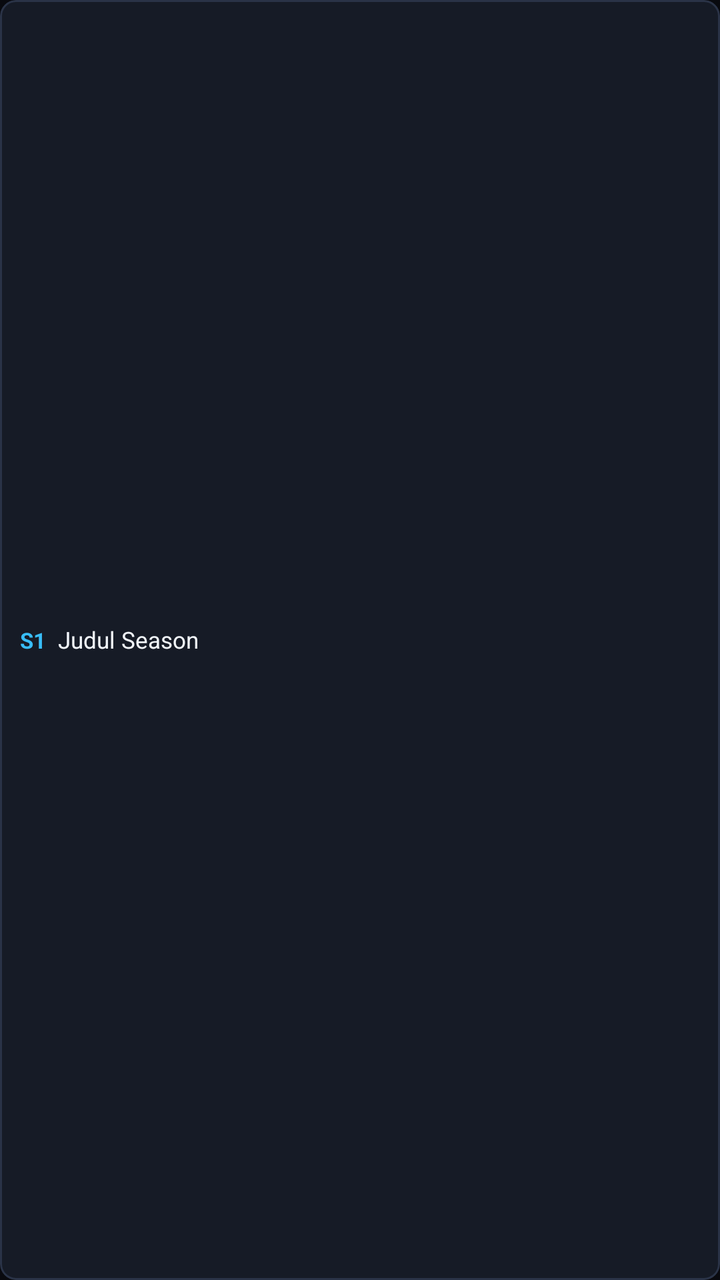
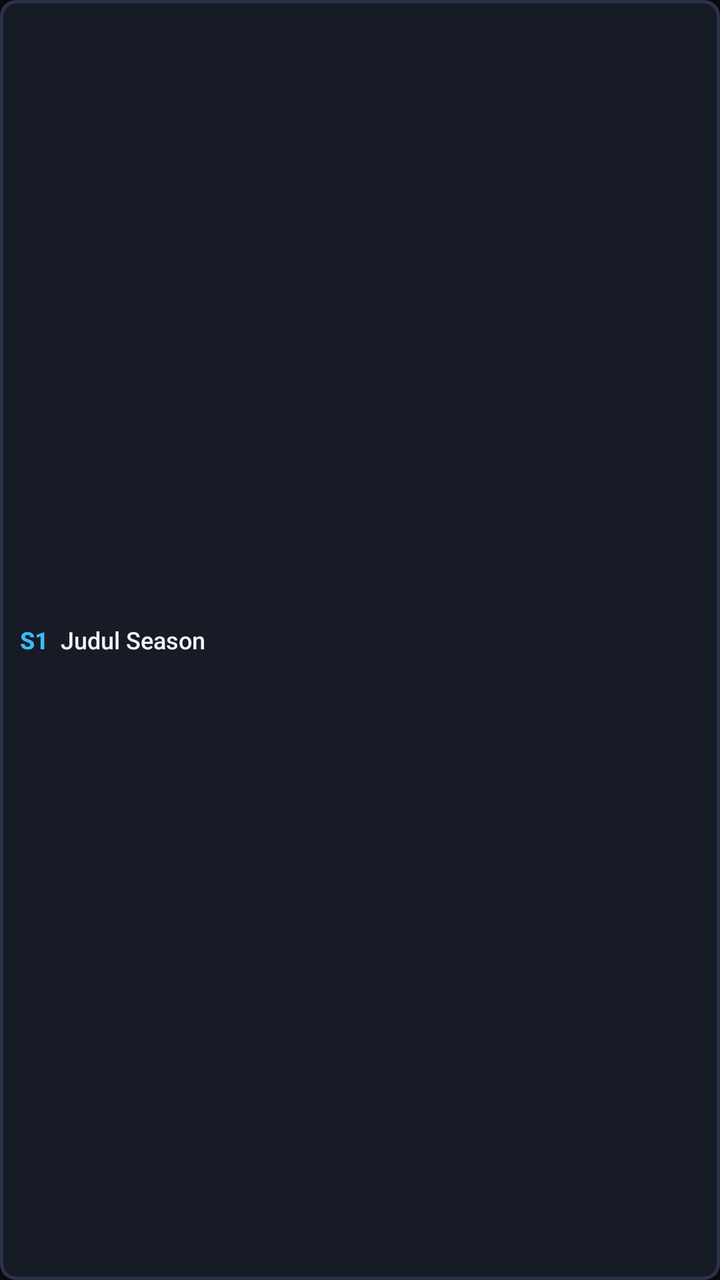

An Android layout rendered at two revisions. The XML below is the earlier revision; the diff shows what the commit changed to produce the second picture.
<!-- AndroidManifest.xml: application theme Theme.Tatap -->
<!-- res/layout/item_season_chip.xml -->
<?xml version="1.0" encoding="utf-8"?>
<com.google.android.material.card.MaterialCardView xmlns:android="http://schemas.android.com/apk/res/android"
    xmlns:app="http://schemas.android.com/apk/res-auto"
    android:id="@+id/card_season_chip"
    android:layout_width="wrap_content"
    android:layout_height="32dp"
    android:layout_marginEnd="8dp"
    android:focusable="true"
    android:clickable="true"
    app:cardCornerRadius="8dp"
    app:cardElevation="0dp"
    app:cardBackgroundColor="#161B26"
    app:strokeColor="#2A3347"
    app:strokeWidth="1dp">

    <LinearLayout
        android:layout_width="wrap_content"
        android:layout_height="match_parent"
        android:gravity="center_vertical"
        android:orientation="horizontal"
        android:paddingHorizontal="10dp">

        <TextView
            android:id="@+id/tv_season_badge"
            android:layout_width="wrap_content"
            android:layout_height="wrap_content"
            android:text="S1"
            android:textColor="#38BDF8"
            android:textSize="11sp"
            android:textStyle="bold" />

        <TextView
            android:id="@+id/tv_season_title"
            android:layout_width="wrap_content"
            android:layout_height="wrap_content"
            android:layout_marginStart="6dp"
            android:text="Judul Season"
            android:textColor="#F1F5F9"
            android:textSize="11.5sp"
            android:singleLine="true"
            android:ellipsize="end" />
    </LinearLayout>
</com.google.android.material.card.MaterialCardView>
<!-- resources referenced by this layout -->
<resources>
  <style name="Theme.Tatap" parent="Theme.MaterialComponents.NoActionBar">
          <item name="colorPrimary">#38BDF8</item>
          <item name="colorPrimaryVariant">#090A0F</item>
          <item name="colorOnPrimary">#FFFFFF</item>
          <item name="colorSecondary">#38BDF8</item>
          <item name="android:statusBarColor">#090A0F</item>
          <item name="android:navigationBarColor">#090A0F</item>
          <item name="android:windowBackground">#090A0F</item>
      </style>
</resources>

<!-- the commit's change to res/layout/item_season_chip.xml (unified diff, before → after) -->
@@ -11,7 +11,7 @@
     app:cardElevation="0dp"
     app:cardBackgroundColor="#161B26"
     app:strokeColor="#2A3347"
-    app:strokeWidth="1dp">
+    app:strokeWidth="1.5dp">
 
     <LinearLayout
         android:layout_width="wrap_content"
@@ -26,7 +26,8 @@
             android:layout_height="wrap_content"
             android:text="S1"
             android:textColor="#38BDF8"
-            android:textSize="11sp"
+            android:textSize="@dimen/tab_text_size"
+            android:fontFamily="sans-serif-medium"
             android:textStyle="bold" />
 
         <TextView
@@ -36,7 +37,8 @@
             android:layout_marginStart="6dp"
             android:text="Judul Season"
             android:textColor="#F1F5F9"
-            android:textSize="11.5sp"
+            android:textSize="@dimen/tab_text_size"
+            android:fontFamily="sans-serif-medium"
             android:singleLine="true"
             android:ellipsize="end" />
     </LinearLayout>
<!-- resource entries referenced after the edit -->
@@ -1,5 +1,6 @@
 <!-- resources referenced by this layout -->
 <resources>
+  <dimen name="tab_text_size">12sp</dimen>
   <style name="Theme.Tatap" parent="Theme.MaterialComponents.NoActionBar">
           <item name="colorPrimary">#38BDF8</item>
           <item name="colorPrimaryVariant">#090A0F</item>
